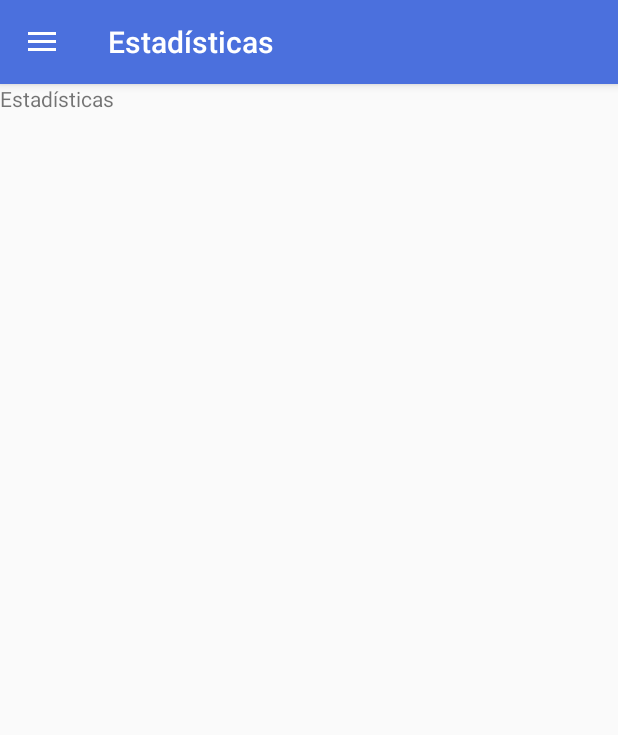
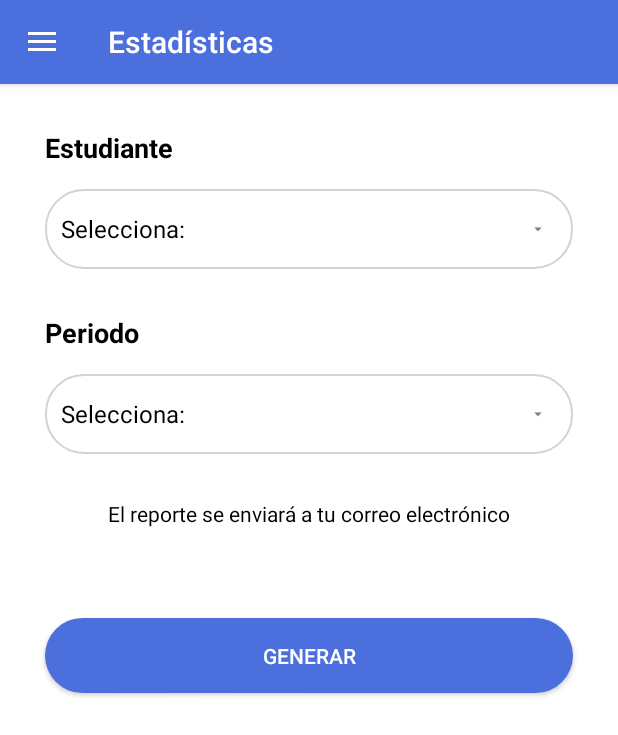
Before and after one commit to JorgeCoronelG/SICOAE_AppMovil, an Android app: the screen it shows after launch (HomeActivity), in the side drawer, after a tap on "Estadísticas", on a phone screen of 412 x 824 dp. Shown: the top 735 px of the screen. Run offline under Robolectric (Android 15) with nearby library versions, the light colour scheme and no system bars.

Commit message:
Diseño del módulo de calendario y estadísticas

```diff
--- a/app/src/main/java/com/uteq/sicoae/fragments/CalendarFragment.kt
+++ b/app/src/main/java/com/uteq/sicoae/fragments/CalendarFragment.kt
@@ -1,18 +1,25 @@
 package com.uteq.sicoae.fragments
-
 
 import android.os.Bundle
 import android.support.v4.app.Fragment
 import android.view.LayoutInflater
 import android.view.View
 import android.view.ViewGroup
+import android.widget.CalendarView
+import android.widget.Toast
 
 import com.uteq.sicoae.R
 
-class CalendarFragment : Fragment() {
+class CalendarFragment : Fragment(), CalendarView.OnDateChangeListener {
+
+    private var calendar: CalendarView? = null
 
     override fun onCreateView(inflater: LayoutInflater, container: ViewGroup?,savedInstanceState: Bundle?): View? {
         val view = inflater.inflate(R.layout.fragment_calendar, container, false)
+
+        calendar = view.findViewById(R.id.calendar)
+        calendar?.setOnDateChangeListener(this)
+
         return view;
     }
 
@@ -20,4 +27,9 @@ class CalendarFragment : Fragment() {
         super.onViewCreated(view, savedInstanceState)
         activity?.title = resources.getString(R.string.calendar)
     }
+
+    override fun onSelectedDayChange(view: CalendarView, year: Int, month: Int, dayOfMonth: Int) {
+        var date = "${dayOfMonth} / ${month} / ${year}"
+        Toast.makeText(context, date, Toast.LENGTH_SHORT).show()
+    }
 }
--- a/app/src/main/java/com/uteq/sicoae/fragments/StadisticsFragment.kt
+++ b/app/src/main/java/com/uteq/sicoae/fragments/StadisticsFragment.kt
@@ -1,18 +1,32 @@
 package com.uteq.sicoae.fragments
-
 
 import android.os.Bundle
 import android.support.v4.app.Fragment
 import android.view.LayoutInflater
 import android.view.View
 import android.view.ViewGroup
+import android.widget.ArrayAdapter
+import android.widget.Spinner
 
 import com.uteq.sicoae.R
 
 class StadisticsFragment : Fragment() {
 
+    var spnPeriod: Spinner? = null
+    var spnStudents: Spinner? = null
+    val periods = arrayOf("Selecciona:","Última semana","Último mes")
+    val students = arrayOf("Selecciona:")
+
     override fun onCreateView(inflater: LayoutInflater, container: ViewGroup?,savedInstanceState: Bundle?): View? {
         val view = inflater.inflate(R.layout.fragment_stadistics, container, false)
+
+        spnPeriod = view.findViewById(R.id.spn_period)
+        spnStudents = view.findViewById(R.id.spn_student)
+        var arrayAdapter = ArrayAdapter(context, android.R.layout.simple_spinner_dropdown_item, periods)
+        spnPeriod?.adapter = arrayAdapter
+        arrayAdapter = ArrayAdapter(context, android.R.layout.simple_spinner_dropdown_item, students)
+        spnStudents?.adapter = arrayAdapter
+
         return view;
     }
 
--- /dev/null
+++ b/app/src/main/res/drawable/border_spinner.xml
@@ -0,0 +1,25 @@
+<?xml version="1.0" encoding="utf-8"?>
+<selector xmlns:android="http://schemas.android.com/apk/res/android">
+
+    <item>
+        <layer-list>
+            <item>
+                <shape>
+                    <solid android:color="@android:color/white"/>
+
+                    <stroke android:width="1dp" android:color="@color/rounded" />
+
+                    <corners android:radius="@dimen/rounded" />
+
+                    <padding android:bottom="3dp" android:left="3dp" android:right="3dp" android:top="3dp" />
+                </shape>
+            </item>
+            <item
+                    android:right="15dp">
+                <bitmap android:src="@drawable/ic_arrow_drop_down"
+                        android:gravity="center|right" />
+            </item>
+        </layer-list>
+    </item>
+
+</selector>
--- a/app/src/main/res/layout/activity_login.xml
+++ b/app/src/main/res/layout/activity_login.xml
@@ -25,7 +25,7 @@
         android:layout_below="@+id/img_logo"
         android:text="@string/sign_in"
         android:textColor="@android:color/black"
-        android:textSize="@dimen/size_txt_title"
+        android:textSize="@dimen/size_txt_title_h1"
         android:layout_marginTop="@dimen/top_img"
         android:layout_centerHorizontal="true"
     />
--- a/app/src/main/res/layout/activity_success_password.xml
+++ b/app/src/main/res/layout/activity_success_password.xml
@@ -27,7 +27,7 @@
             android:layout_marginBottom="@dimen/margin_form"
             android:text="@string/reset_password"
             android:textColor="@android:color/black"
-            android:textSize="@dimen/size_txt_title"
+            android:textSize="@dimen/size_txt_title_h1"
             android:textStyle="bold"
         />
 
--- a/app/src/main/res/layout/fragment_stadistics.xml
+++ b/app/src/main/res/layout/fragment_stadistics.xml
@@ -1,13 +1,75 @@
 <?xml version="1.0" encoding="utf-8"?>
-<FrameLayout xmlns:android="http://schemas.android.com/apk/res/android"
+<LinearLayout xmlns:android="http://schemas.android.com/apk/res/android"
         xmlns:tools="http://schemas.android.com/tools"
         android:layout_width="match_parent"
         android:layout_height="match_parent"
-        tools:context=".fragments.StadisticsFragment">
+        tools:context=".fragments.StadisticsFragment"
+        android:orientation="vertical"
+        android:background="@android:color/white">
 
     <TextView
+            android:layout_width="wrap_content"
+            android:layout_height="wrap_content"
+            android:text="@string/student"
+            android:textColor="@android:color/black"
+            android:textStyle="bold"
+            android:textSize="@dimen/size_txt_title_h2"
+            android:layout_marginTop="@dimen/margin_form"
+            android:layout_marginLeft="@dimen/margin_form"
+            android:layout_marginRight="@dimen/margin_form"
+        />
+
+    <Spinner
+            android:id="@+id/spn_student"
             android:layout_width="match_parent"
-            android:layout_height="match_parent"
-            android:text="Estadísticas" />
+            android:layout_height="wrap_content"
+            android:layout_marginTop="@dimen/margin_items"
+            android:layout_marginLeft="@dimen/margin_form"
+            android:layout_marginRight="@dimen/margin_form"
+            style="@style/SpinnerStyle"
+        />
 
-</FrameLayout>
+    <TextView
+            android:layout_width="wrap_content"
+            android:layout_height="wrap_content"
+            android:text="@string/period"
+            android:textColor="@android:color/black"
+            android:textStyle="bold"
+            android:textSize="@dimen/size_txt_title_h2"
+            android:layout_marginTop="@dimen/margin_form"
+            android:layout_marginLeft="@dimen/margin_form"
+            android:layout_marginRight="@dimen/margin_form"
+            />
+
+    <Spinner
+            android:id="@+id/spn_period"
+            android:layout_width="match_parent"
+            android:layout_height="wrap_content"
+            android:layout_marginTop="@dimen/margin_items"
+            android:layout_marginLeft="@dimen/margin_form"
+            android:layout_marginRight="@dimen/margin_form"
+            style="@style/SpinnerStyle"
+            />
+
+    <TextView
+            android:layout_width="wrap_content"
+            android:layout_height="wrap_content"
+            android:layout_gravity="center"
+            android:layout_margin="@dimen/margin_form"
+            android:text="@string/note_stadistics"
+            android:textColor="@android:color/black"
+            android:textSize="@dimen/size_txt_footer"
+            />
+
+    <Button
+            android:id="@+id/btn_generate"
+            android:layout_width="match_parent"
+            android:layout_height="wrap_content"
+            android:text="@string/generate"
+            android:layout_margin="@dimen/margin_form"
+            android:background="@drawable/rounded_button_states"
+            android:textColor="@android:color/white"
+            android:padding="@dimen/padding"
+            />
+
+</LinearLayout>
--- a/app/src/main/res/values/dimens.xml
+++ b/app/src/main/res/values/dimens.xml
@@ -3,12 +3,15 @@
     <dimen name="top_img">30dp</dimen>
     <dimen name="top_img_success">100dp</dimen>
     <dimen name="margin_form">30dp</dimen>
+    <dimen name="margin_items">15dp</dimen>
 
-    <dimen name="size_txt_title">24sp</dimen>
+    <dimen name="size_txt_title_h1">24sp</dimen>
+    <dimen name="size_txt_title_h2">18sp</dimen>
     <dimen name="size_txt_footer">14sp</dimen>
     <dimen name="size_txt_body">16sp</dimen>
 
     <dimen name="size_img_title">150dp</dimen>
+    <dimen name="size_calendar">300dp</dimen>
 
     <dimen name="rounded">25dp</dimen>
     <dimen name="stroke">1dp</dimen>
--- a/app/src/main/res/values/strings.xml
+++ b/app/src/main/res/values/strings.xml
@@ -23,5 +23,10 @@
     <string name="nav_header_subtitle">android.studio@android.com</string>
     <string name="nav_header_desc">Navigation header</string>
     <string name="accept">Aceptar</string>
+    <string name="select_date">Selecciona una fecha:</string>
+    <string name="student">Estudiante</string>
+    <string name="period">Periodo</string>
+    <string name="note_stadistics">El reporte se enviará a tu correo electrónico</string>
+    <string name="generate">Generar</string>
 
 </resources>
--- a/app/src/main/res/values/styles.xml
+++ b/app/src/main/res/values/styles.xml
@@ -17,6 +17,10 @@
         <item name="colorControlHighlight">@color/colorAccent</item>
     </style>
 
+    <style name="SpinnerStyle">
+        <item name="android:background">@drawable/border_spinner</item>
+    </style>
+
     <style name="AppTheme.NoActionBar">
         <item name="windowActionBar">false</item>
         <item name="windowNoTitle">true</item>
```
Also changed, not shown: app/src/main/res/drawable/rounded_calendar.xml (added, +9 -0 lines), app/src/main/res/layout/fragment_calendar.xml (+32 -5 lines), app/src/main/res/drawable-hdpi/ic_arrow_drop_down.png (added), app/src/main/res/drawable-mdpi/ic_arrow_drop_down.png (added), app/src/main/res/drawable-xhdpi/ic_arrow_drop_down.png (added), app/src/main/res/drawable-xxhdpi/ic_arrow_drop_down.png (added), app/src/main/res/drawable-xxxhdpi/ic_arrow_drop_down.png (added).
